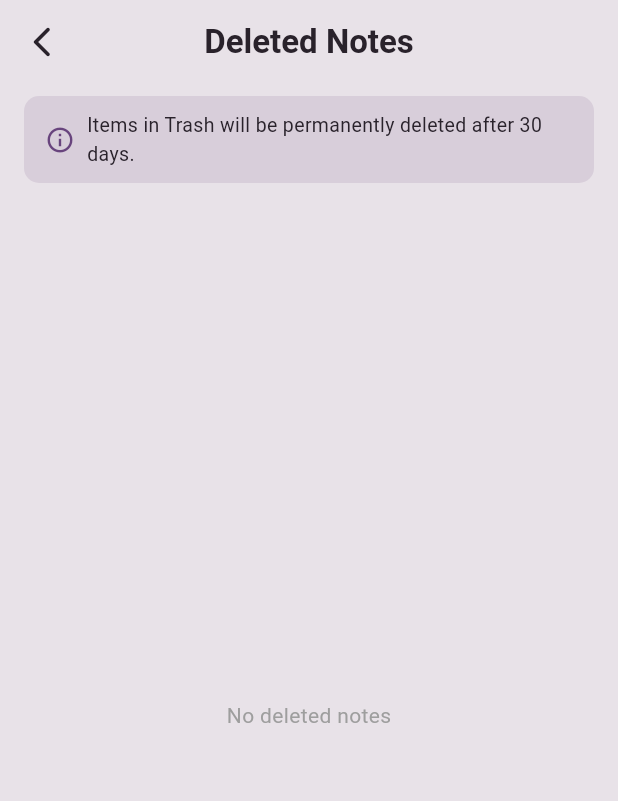
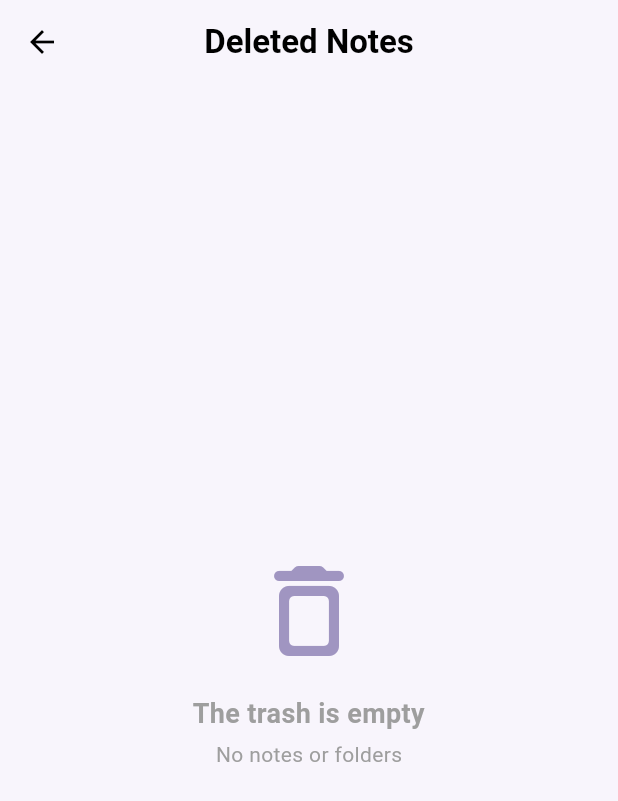
Before and after one commit to malak-mohammed39/notes_app, a Flutter app: the TrashPage screen opened directly, on a phone screen of 412 x 824 dp. Shown: the top 801 px of the screen. Run offline on Flutter 3.47's test engine with Material 3 defaults, Android fonts, the phone set to English and light mode, and no system bars; our stand-ins replace flutter_bloc, hive, hive_flutter; accounts and stored records are empty.

Commit message:
Update trash page

```diff
--- a/lib/views/trash_page.dart
+++ b/lib/views/trash_page.dart
@@ -1,103 +1,203 @@
 import 'package:flutter/material.dart';
 import 'package:flutter_bloc/flutter_bloc.dart';
-import 'package:hive_flutter/hive_flutter.dart';
-import '../cubits/notes_cubit/theme_cubit.dart';
-import 'package:notes_app/models/note_model.dart';
-import 'package:notes_app/views/home_page.dart';
+import '../cubits/notes_cubit/notes_cubit.dart';
+import '../cubits/notes_cubit/notes_state.dart';
 
-class TrashPage extends StatelessWidget {
+class TrashPage extends StatefulWidget {
   const TrashPage({super.key});
 
   @override
+  State<TrashPage> createState() => _TrashPageState();
+}
+
+class _TrashPageState extends State<TrashPage> {
+  @override
+  void initState() {
+    super.initState();
+    WidgetsBinding.instance.addPostFrameCallback((_) {
+      BlocProvider.of<NotesCubit>(context).fetchDeletedones();
+    });
+  }
+
+  // [تحسين 1]: دالة إظهار نافذة التأكيد قبل الحذف النهائي
+
+  Future<bool?> _showDeleteConfirmationDialog(BuildContext context) {
+    return showDialog<bool>(
+      context: context,
+      builder: (BuildContext context) {
+        return AlertDialog(
+          backgroundColor: Color.fromARGB(255, 138, 128, 168),
+          shape: RoundedRectangleBorder(
+            borderRadius: BorderRadius.circular(16),
+          ),
+          title: const Text('Confirm final deletion',style: TextStyle(color: Colors.white,fontWeight: FontWeight.bold),),
+          content: const Text(
+            'Item/s will be permanently deleted from the cloud and all your devices.',
+            style: TextStyle(color: Colors.white),
+          ),
+         actions: [
+          ElevatedButton(
+          style: ElevatedButton.styleFrom(
+      backgroundColor: Color.fromARGB(255, 138, 128, 168),
+      foregroundColor: Colors.white,
+      shape: RoundedRectangleBorder(
+        borderRadius: BorderRadius.circular(8),
+      ),
+    ),
+    onPressed: () => Navigator.of(context).pop(false),
+    child: const Text('Cancel'),
+  ),
+
+  ElevatedButton(
+        style: ElevatedButton.styleFrom(
+      backgroundColor: Color.fromARGB(255, 138, 128, 168),
+      foregroundColor: Colors.white,
+      shape: RoundedRectangleBorder(
+        borderRadius: BorderRadius.circular(8),
+      ),
+    ),
+    onPressed: () => Navigator.of(context).pop(true),
+    child: const Text('Delete'),
+  ),
+],
+        );
+      },
+    );
+  }
+
+  @override
   Widget build(BuildContext context) {
-    var notesBox = Hive.box<NoteModel>('notes_box');
-    final isDark = context.watch<ThemeCubit>().state;
-
-    final background = isDark
-        ? const Color(0xFF211D23)
-        : HomePage.backgroundColor;
-    final card = isDark ? const Color(0xFF332C36) : HomePage.cardColor;
-    final text = isDark ? Colors.white : HomePage.textColor;
-    final iconColor = isDark ? Colors.white : HomePage.darkPurple;
-
     return Scaffold(
-      backgroundColor: background,
+      backgroundColor: const Color(0xffF8F5FC),
       appBar: AppBar(
-        backgroundColor: background,
+        backgroundColor: const Color(0xffF8F5FC),
         elevation: 0,
         leading: IconButton(
-          icon: Icon(Icons.arrow_back_ios_new_rounded, color: text),
+          icon: const Icon(Icons.arrow_back, color: Colors.black),
           onPressed: () => Navigator.pop(context),
         ),
-        title: Text(
+        title: const Text(
           'Deleted Notes',
-          style: TextStyle(color: text, fontWeight: FontWeight.bold),
+          style: TextStyle(color: Colors.black, fontWeight: FontWeight.bold),
         ),
         centerTitle: true,
       ),
-      body: Column(
-        children: [
-          // ================= BANNER =================
-          Container(
-            width: double.infinity,
-            margin: const EdgeInsets.symmetric(horizontal: 16, vertical: 8),
-            padding: const EdgeInsets.symmetric(vertical: 10, horizontal: 14),
+      body: BlocBuilder<NotesCubit, NotesState>(
+        builder: (context, state) {
+          if (state is NotesSuccess) {
+            final deletedNotes = state.notes;
+
+            //  الشاشة الفارغة المتفاعلة (Empty State)
+
+            if (deletedNotes.isEmpty) {
+              return Center(
+                child: Column(
+                  mainAxisAlignment: MainAxisAlignment.center,
+                  children: const [
+                    Icon(
+                      Icons.delete_outline_rounded,
+                      size: 80,
+                      color: Color(0xffA095C1),
+                    ),
+                    SizedBox(height: 16),
+                    Text(
+                      ' The trash is empty ',
+                      style: TextStyle(
+                        fontSize: 18,
+                        fontWeight: FontWeight.bold,
+                        color: Colors.grey,
+                      ),
+                    ),
+                    SizedBox(height: 4),
+                    Text(
+                      'No notes or folders',
+                      style: TextStyle(fontSize: 14, color: Colors.grey),
+                    ),
+                  ],
+                ),
+              );
+            }
+
+            return ListView.builder(
+              padding: const EdgeInsets.symmetric(horizontal: 16, vertical: 8),
+              itemCount: deletedNotes.length,
+              itemBuilder: (context, index) {
+                final note = deletedNotes[index];
+
+                //  خاصية المسح للسحب (Dismissible)
+
+                return Dismissible(
+                  key: Key(note.key.toString()),
+
+                  // خلفية السحب لليمين (استرجاع)
+
+                  background: Container(
+                    margin: const EdgeInsets.only(bottom: 12),
                     decoration: BoxDecoration(
-              color: isDark ? const Color(0xFF332C36) : const Color(0xFFD8CEDA),
-              borderRadius: BorderRadius.circular(10),
+                      color: Colors.green.shade400,
+                      borderRadius: BorderRadius.circular(16),
                     ),
+                    alignment: Alignment.centerLeft,
+                    padding: const EdgeInsets.symmetric(horizontal: 20),
                     child: Row(
-              children: [
-                Icon(
-                  Icons.info_outline,
-                  size: 20,
-                  color: isDark ? Colors.white70 : HomePage.darkPurple,
-                ),
-                const SizedBox(width: 8),
-                Expanded(
-                  child: Text(
-                    'Items in Trash will be permanently deleted after 30 days.',
+                      children: const [
+                        Icon(Icons.restore, color: Colors.white),
+                        SizedBox(width: 8),
+                        Text(
+                          'Restore',
                           style: TextStyle(
-                      fontSize: 13,
-                      color: isDark ? Colors.white70 : HomePage.textColor,
-                    ),
+                            color: Colors.white,
+                            fontWeight: FontWeight.bold,
                           ),
                         ),
                       ],
                     ),
                   ),
-
-          // ================= DELETED NOTES LIST =================
-          Expanded(
-            child: ValueListenableBuilder<Box<NoteModel>>(
-              valueListenable: notesBox.listenable(),
-              builder: (context, box, _) {
-                final deletedNotes = box.values
-                    .where((note) => note.isDeleted)
-                    .toList();
-
-                if (deletedNotes.isEmpty) {
-                  return Center(
-                    child: Text(
-                      'No deleted notes',
+                  // خلفية السحب لليسار (حذف نهائي)
+                  secondaryBackground: Container(
+                    margin: const EdgeInsets.only(bottom: 12),
+                    decoration: BoxDecoration(
+                      color: Colors.red.shade400,
+                      borderRadius: BorderRadius.circular(16),
+                    ),
+                    alignment: Alignment.centerRight,
+                    padding: const EdgeInsets.symmetric(horizontal: 20),
+                    child: Row(
+                      mainAxisAlignment: MainAxisAlignment.end,
+                      children: const [
+                        Text(
+                          'Delete forever ',
                           style: TextStyle(
-                        color: isDark ? Colors.white70 : Colors.grey,
+                            color: Colors.white,
+                            fontWeight: FontWeight.bold,
                           ),
                         ),
-                  );
+                        SizedBox(width: 8),
+                        Icon(Icons.delete_forever, color: Colors.white),
+                      ],
+                    ),
+                  ),
+
+                  // التأكد والتحكم قبل إتمام الحركة
+
+                  confirmDismiss: (direction) async {
+                    if (direction == DismissDirection.endToStart) {
+                      // سحب لليسار -> إظهار نافذة التأكيد قبل الحذف النهائي
+                      return await _showDeleteConfirmationDialog(context);
+                    } else {
+                      // سحب لليمين -> استرجاع مباشر
+                      return true;
                     }
-
-                return ListView.builder(
-                  padding: const EdgeInsets.symmetric(
-                    horizontal: 16,
-                    vertical: 8,
-                  ),
-                  itemCount: deletedNotes.length,
-                  itemBuilder: (context, index) {
-                    final note = deletedNotes[index];
-
-                    return Card(
-                      color: card,
+                  },
+                  onDismissed: (direction) {
+                    if (direction == DismissDirection.endToStart) {
+                      BlocProvider.of<NotesCubit>(context).Deletpermenant(note);
+                    } else {
+                      BlocProvider.of<NotesCubit>(context).Restoring(note);
+                    }
+                  },
+                  child: Card(
+                    color: const Color(0xffE2DCF2),
                     elevation: 1,
                     margin: const EdgeInsets.only(bottom: 12),
                     shape: RoundedRectangleBorder(
@@ -106,48 +206,48 @@ class TrashPage extends StatelessWidget {
                     child: ListTile(
                       title: Text(
                         note.title,
-                          style: TextStyle(
-                            fontWeight: FontWeight.bold,
-                            color: text,
-                          ),
+                        style: const TextStyle(fontWeight: FontWeight.bold),
                       ),
                       subtitle: Text(
                         note.content,
                         maxLines: 2,
                         overflow: TextOverflow.ellipsis,
-                          style: TextStyle(
-                            color: isDark ? Colors.white70 : Colors.black87,
-                          ),
                       ),
                       trailing: Row(
                         mainAxisSize: MainAxisSize.min,
                         children: [
                           IconButton(
-                              icon: Icon(Icons.restore, color: iconColor),
-                              onPressed: () async {
-                                note.isDeleted = false;
-                                await note.save();
+                            icon: const Icon(Icons.restore, color: Colors.green),
+                            onPressed: () {
+                              BlocProvider.of<NotesCubit>(context).Restoring(note);
                             },
                           ),
                           IconButton(
-                              icon: Icon(
-                                Icons.delete_forever,
-                                color: iconColor,
-                              ),
+                            icon: const Icon(Icons.delete_forever, color: Colors.red),
                             onPressed: () async {
-                                await note.delete();
+                              final shouldDelete =
+                                  await _showDeleteConfirmationDialog(context);
+                              if (shouldDelete == true) {
+                                if (context.mounted) {
+                                  BlocProvider.of<NotesCubit>(context)
+                                      .Deletpermenant(note);
+                                }
+                              }
                             },
                           ),
                         ],
                       ),
                     ),
+                  ),
                 );
               },
             );
+          } else if (state is NotesFailure) {
+            return Center(child: Text(state.errorMessage));
+          } else {
+            return const Center(child: CircularProgressIndicator());
+          }
         },
-            ),
-          ),
-        ],
       ),
     );
   }
```
Lines whose indentation alone changed are shown as unchanged.
